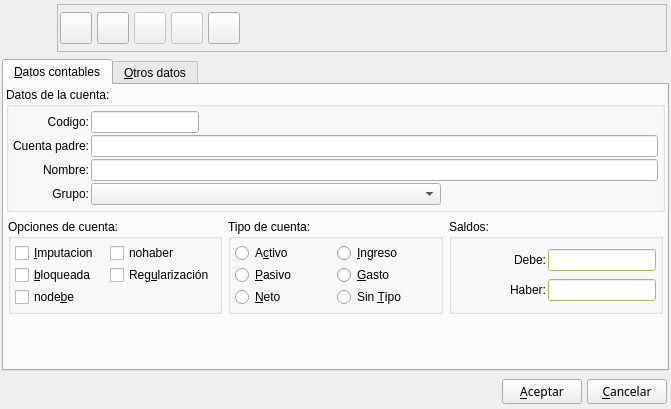
The window that bulmages/bulmacont/src/cuentabase.ui (eboladev/Bulmages-1) describes before a commit, drawn with Qt 5.
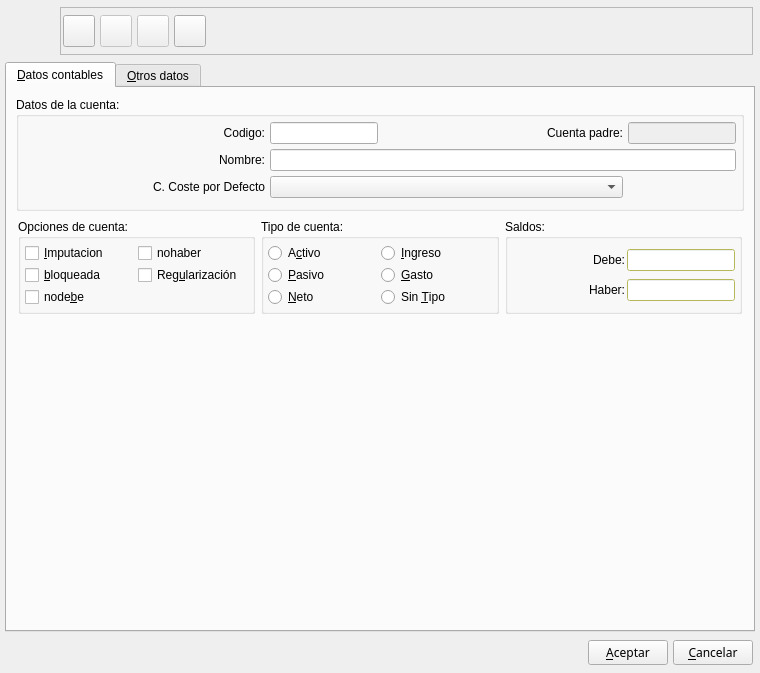
The same window after the commit. Icons and pictures are not drawn. Custom widgets are drawn as their Qt base class.

Commit message: Modifico la ficha de cuentas para que funcione a partir de la clase Ficha, ahorrando bastante codigo especifico. Tambien le quito el campo de grupo y le agrego el campo de centro de coste por defecto de la cuenta. He cambiado la introduccion de apuntes para que si se introduce una cuenta que tiene centro de coste por defecto establecido se utilice ese.

The edit to the form file:
```diff
--- a/bulmages/bulmacont/src/cuentabase.ui
+++ b/bulmages/bulmacont/src/cuentabase.ui
@@ -5,8 +5,8 @@
    <rect>
     <x>0</x>
     <y>0</y>
-    <width>671</width>
-    <height>409</height>
+    <width>760</width>
+    <height>673</height>
    </rect>
   </property>
   <property name="windowTitle" >
@@ -17,7 +17,7 @@
   </property>
   <layout class="QVBoxLayout" >
    <property name="margin" >
-    <number>2</number>
+    <number>5</number>
    </property>
    <property name="spacing" >
     <number>5</number>
@@ -137,48 +137,6 @@
           </property>
          </widget>
         </item>
-        <item>
-         <widget class="QToolButton" name="mui_nuevo" >
-          <property name="sizePolicy" >
-           <sizepolicy>
-            <hsizetype>0</hsizetype>
-            <vsizetype>0</vsizetype>
-            <horstretch>0</horstretch>
-            <verstretch>0</verstretch>
-           </sizepolicy>
-          </property>
-          <property name="minimumSize" >
-           <size>
-            <width>32</width>
-            <height>32</height>
-           </size>
-          </property>
-          <property name="maximumSize" >
-           <size>
-            <width>32</width>
-            <height>32</height>
-           </size>
-          </property>
-          <property name="toolTip" >
-           <string>Nueva cuenta</string>
-          </property>
-          <property name="text" >
-           <string/>
-          </property>
-          <property name="icon" >
-           <iconset resource="../../bulmages.qrc" >:/Genericos32x32/images/png/i_fileNew.xpm</iconset>
-          </property>
-          <property name="iconSize" >
-           <size>
-            <width>32</width>
-            <height>32</height>
-           </size>
-          </property>
-          <property name="shortcut" >
-           <string>Ctrl+N</string>
-          </property>
-         </widget>
-        </item>
         <item>
          <widget class="QToolButton" name="botoninteligente_2" >
           <property name="enabled" >
@@ -345,10 +303,10 @@
       </attribute>
       <layout class="QVBoxLayout" >
        <property name="margin" >
-        <number>2</number>
+        <number>9</number>
        </property>
        <property name="spacing" >
-        <number>5</number>
+        <number>6</number>
        </property>
        <item>
         <widget class="QGroupBox" name="groupBox_4" >
@@ -358,114 +316,95 @@
          <property name="title" >
           <string>Datos de la cuenta:</string>
          </property>
-         <layout class="QHBoxLayout" >
+         <layout class="QGridLayout" >
           <property name="margin" >
-           <number>2</number>
+           <number>5</number>
           </property>
           <property name="spacing" >
            <number>5</number>
           </property>
-          <item>
-           <layout class="QGridLayout" >
-            <property name="margin" >
-             <number>2</number>
+          <item row="2" column="1" colspan="2" >
+           <widget class="BusquedaCCoste" name="mui_idc_coste" />
+          </item>
+          <item row="2" column="0" >
+           <widget class="QLabel" name="Codigo_3" >
+            <property name="text" >
+             <string>C. Coste por Defecto</string>
             </property>
-            <property name="spacing" >
-             <number>2</number>
+            <property name="alignment" >
+             <set>Qt::AlignRight|Qt::AlignTrailing|Qt::AlignVCenter</set>
             </property>
-            <item row="3" column="1" >
-             <widget class="QComboBox" name="combogrupos" >
-              <property name="sizePolicy" >
-               <sizepolicy>
-                <hsizetype>0</hsizetype>
-                <vsizetype>0</vsizetype>
-                <horstretch>0</horstretch>
-                <verstretch>0</verstretch>
-               </sizepolicy>
-              </property>
-              <property name="minimumSize" >
-               <size>
-                <width>350</width>
-                <height>0</height>
-               </size>
-              </property>
-             </widget>
-            </item>
-            <item row="2" column="1" colspan="2" >
-             <widget class="QLineEdit" name="descripcion" />
-            </item>
-            <item row="1" column="1" colspan="2" >
-             <widget class="QLineEdit" name="codigopadre" />
-            </item>
-            <item row="1" column="0" >
-             <widget class="QLabel" name="TextLabel2" >
-              <property name="text" >
-               <string>Cuenta padre:</string>
-              </property>
-              <property name="alignment" >
-               <set>Qt::AlignRight|Qt::AlignTrailing|Qt::AlignVCenter</set>
-              </property>
-             </widget>
-            </item>
-            <item row="3" column="2" >
-             <spacer>
-              <property name="orientation" >
-               <enum>Qt::Horizontal</enum>
-              </property>
-              <property name="sizeType" >
-               <enum>QSizePolicy::Expanding</enum>
-              </property>
-              <property name="sizeHint" >
-               <size>
-                <width>520</width>
-                <height>20</height>
-               </size>
-              </property>
-             </spacer>
-            </item>
-            <item row="0" column="0" >
-             <widget class="QLabel" name="Codigo" >
-              <property name="text" >
-               <string>Codigo:</string>
-              </property>
-              <property name="alignment" >
-               <set>Qt::AlignRight|Qt::AlignTrailing|Qt::AlignVCenter</set>
-              </property>
-             </widget>
-            </item>
-            <item row="0" column="1" colspan="2" >
-             <widget class="QLineEdit" name="codigo" >
-              <property name="sizePolicy" >
-               <sizepolicy>
-                <hsizetype>0</hsizetype>
-                <vsizetype>0</vsizetype>
-                <horstretch>0</horstretch>
-                <verstretch>0</verstretch>
-               </sizepolicy>
-              </property>
-             </widget>
-            </item>
-            <item row="2" column="0" >
-             <widget class="QLabel" name="Codigo_2" >
-              <property name="text" >
-               <string>Nombre:</string>
-              </property>
-              <property name="alignment" >
-               <set>Qt::AlignRight|Qt::AlignTrailing|Qt::AlignVCenter</set>
-              </property>
-             </widget>
-            </item>
-            <item row="3" column="0" >
-             <widget class="QLabel" name="TextLabel5" >
-              <property name="text" >
-               <string>Grupo:</string>
-              </property>
-              <property name="alignment" >
-               <set>Qt::AlignRight|Qt::AlignTrailing|Qt::AlignVCenter</set>
-              </property>
-             </widget>
-            </item>
-           </layout>
+           </widget>
+          </item>
+          <item row="1" column="0" >
+           <widget class="QLabel" name="Codigo_2" >
+            <property name="text" >
+             <string>Nombre:</string>
+            </property>
+            <property name="alignment" >
+             <set>Qt::AlignRight|Qt::AlignTrailing|Qt::AlignVCenter</set>
+            </property>
+           </widget>
+          </item>
+          <item row="0" column="0" >
+           <widget class="QLabel" name="Codigo" >
+            <property name="text" >
+             <string>Codigo:</string>
+            </property>
+            <property name="alignment" >
+             <set>Qt::AlignRight|Qt::AlignTrailing|Qt::AlignVCenter</set>
+            </property>
+           </widget>
+          </item>
+          <item row="0" column="1" >
+           <widget class="QLineEdit" name="mui_codigo" >
+            <property name="sizePolicy" >
+             <sizepolicy>
+              <hsizetype>0</hsizetype>
+              <vsizetype>0</vsizetype>
+              <horstretch>0</horstretch>
+              <verstretch>0</verstretch>
+             </sizepolicy>
+            </property>
+           </widget>
+          </item>
+          <item row="0" column="2" >
+           <widget class="QLabel" name="TextLabel2" >
+            <property name="text" >
+             <string>Cuenta padre:</string>
+            </property>
+            <property name="alignment" >
+             <set>Qt::AlignRight|Qt::AlignTrailing|Qt::AlignVCenter</set>
+            </property>
+           </widget>
+          </item>
+          <item row="0" column="3" >
+           <widget class="BusquedaCuenta" name="mui_padre" >
+            <property name="enabled" >
+             <bool>false</bool>
+            </property>
+            <property name="sizePolicy" >
+             <sizepolicy>
+              <hsizetype>0</hsizetype>
+              <vsizetype>0</vsizetype>
+              <horstretch>0</horstretch>
+              <verstretch>0</verstretch>
+             </sizepolicy>
+            </property>
+           </widget>
+          </item>
+          <item row="1" column="1" colspan="3" >
+           <widget class="QLineEdit" name="mui_descripcion" />
+          </item>
+          <item row="3" column="0" colspan="4" >
+           <widget class="QFrame" name="mui_frameplugin" >
+            <property name="frameShape" >
+             <enum>QFrame::StyledPanel</enum>
+            </property>
+            <property name="frameShadow" >
+             <enum>QFrame::Raised</enum>
+            </property>
+           </widget>
           </item>
          </layout>
         </widget>
@@ -499,7 +438,7 @@
                <number>2</number>
               </property>
               <item row="2" column="0" >
-               <widget class="QCheckBox" name="nodebe" >
+               <widget class="QCheckBox" name="mui_nodebe" >
                 <property name="text" >
                  <string>node&amp;be</string>
                 </property>
@@ -509,28 +448,28 @@
                </widget>
               </item>
               <item row="1" column="0" >
-               <widget class="QCheckBox" name="bloqueada" >
+               <widget class="QCheckBox" name="mui_bloqueada" >
                 <property name="text" >
                  <string>&amp;bloqueada</string>
                 </property>
                </widget>
               </item>
               <item row="1" column="1" >
-               <widget class="QCheckBox" name="regularizacion" >
+               <widget class="QCheckBox" name="mui_regularizacion" >
                 <property name="text" >
                  <string>Reg&amp;ularización</string>
                 </property>
                </widget>
               </item>
               <item row="0" column="1" >
-               <widget class="QCheckBox" name="nohaber" >
+               <widget class="QCheckBox" name="mui_nohaber" >
                 <property name="text" >
                  <string>nohaber</string>
                 </property>
                </widget>
               </item>
               <item row="0" column="0" >
-               <widget class="QCheckBox" name="imputacion" >
+               <widget class="QCheckBox" name="mui_imputacion" >
                 <property name="text" >
                  <string>&amp;Imputacion</string>
                 </property>
@@ -564,22 +503,8 @@
               <property name="spacing" >
                <number>2</number>
               </property>
-              <item row="2" column="0" >
-               <widget class="QRadioButton" name="cuentaneto" >
-                <property name="text" >
-                 <string>&amp;Neto</string>
-                </property>
-               </widget>
-              </item>
-              <item row="2" column="1" >
-               <widget class="QRadioButton" name="cuentasintipo" >
-                <property name="text" >
-                 <string>Sin &amp;Tipo</string>
-                </property>
-               </widget>
-              </item>
               <item row="0" column="0" >
-               <widget class="QRadioButton" name="cuentaactivo" >
+               <widget class="QRadioButton2" name="mui_tipocuenta_1" >
                 <property name="text" >
                  <string>A&amp;ctivo</string>
                 </property>
@@ -589,24 +514,14 @@
                </widget>
               </item>
               <item row="0" column="1" >
-               <widget class="QRadioButton" name="cuentaingreso" >
+               <widget class="QRadioButton2" name="mui_tipocuenta_4" >
                 <property name="text" >
                  <string>&amp;Ingreso</string>
                 </property>
                </widget>
               </item>
-              <item row="1" column="1" >
-               <widget class="QRadioButton" name="cuentagasto" >
-                <property name="text" >
-                 <string>&amp;Gasto</string>
-                </property>
-                <property name="shortcut" >
-                 <string>Alt+G</string>
-                </property>
-               </widget>
-              </item>
               <item row="1" column="0" >
-               <widget class="QRadioButton" name="cuentapasivo" >
+               <widget class="QRadioButton2" name="mui_tipocuenta_2" >
                 <property name="text" >
                  <string>&amp;Pasivo</string>
                 </property>
@@ -615,6 +530,30 @@
                 </property>
                </widget>
               </item>
+              <item row="1" column="1" >
+               <widget class="QRadioButton2" name="mui_tipocuenta_5" >
+                <property name="text" >
+                 <string>&amp;Gasto</string>
+                </property>
+                <property name="shortcut" >
+                 <string>Alt+G</string>
+                </property>
+               </widget>
+              </item>
+              <item row="2" column="0" >
+               <widget class="QRadioButton2" name="mui_tipocuenta_3" >
+                <property name="text" >
+                 <string>&amp;Neto</string>
+                </property>
+               </widget>
+              </item>
+              <item row="2" column="1" >
+               <widget class="QRadioButton2" name="mui_tipocuenta_0" >
+                <property name="text" >
+                 <string>Sin &amp;Tipo</string>
+                </property>
+               </widget>
+              </item>
              </layout>
             </item>
            </layout>
@@ -641,7 +580,7 @@
                <number>2</number>
               </property>
               <item row="0" column="1" >
-               <widget class="QLineEdit" name="debe" >
+               <widget class="QLineEdit" name="mui_debe" >
                 <property name="enabled" >
                  <bool>false</bool>
                 </property>
@@ -1148,7 +1087,7 @@
                </widget>
               </item>
               <item row="1" column="1" >
-               <widget class="QLineEdit" name="haber" >
+               <widget class="QLineEdit" name="mui_haber" >
                 <property name="enabled" >
                  <bool>false</bool>
                 </property>
@@ -1916,11 +1855,26 @@
  </widget>
  <layoutdefault spacing="2" margin="2" />
  <customwidgets>
+  <customwidget>
+   <class>BusquedaCCoste</class>
+   <extends>QComboBox</extends>
+   <header>busquedaccoste.h</header>
+  </customwidget>
+  <customwidget>
+   <class>BusquedaCuenta</class>
+   <extends>QLineEdit</extends>
+   <header>busquedacuenta.h</header>
+  </customwidget>
   <customwidget>
    <class>BusquedaProvincia</class>
    <extends>QComboBox</extends>
    <header>busquedaprovincia.h</header>
   </customwidget>
+  <customwidget>
+   <class>QRadioButton2</class>
+   <extends>QRadioButton</extends>
+   <header>qradiobutton2.h</header>
+  </customwidget>
  </customwidgets>
  <tabstops>
   <tabstop>codigo</tabstop>
```
Left out of the diff: 33 changed lines with no effect on the pictures. The commit also changes 8 other files.
